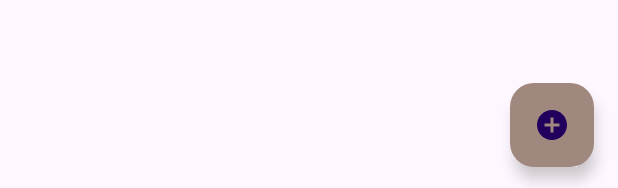
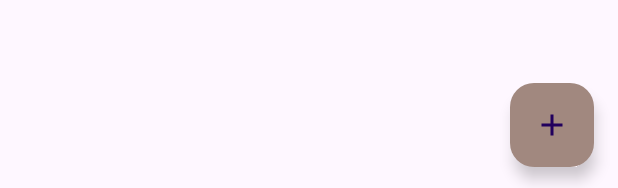
Before and after one commit to Konrad1322/Systemy-mobilne-8, an Android app: the layout activity_main.xml on its own in the app's theme, with its tools: preview values and no code run, on a phone screen of 412 x 824 dp. Shown: the part 1045-1233 px from the top of the screen. Run offline under Robolectric (Android 15) with nearby library versions, the phone set to English and light mode, and no system bars.

Commit message:
Systemy mobilne

```diff
--- a/app/src/main/res/drawable/ic_add_black_24dp.xml
+++ b/app/src/main/res/drawable/ic_add_black_24dp.xml
@@ -1,5 +1,10 @@
-<vector android:height="24dp" android:tint="#000000"
-    android:viewportHeight="24" android:viewportWidth="24"
-    android:width="24dp" xmlns:android="http://schemas.android.com/apk/res/android">
-    <path android:fillColor="@android:color/white" android:pathData="M12,2C6.48,2 2,6.48 2,12s4.48,10 10,10 10,-4.48 10,-10S17.52,2 12,2zM17,13h-4v4h-2v-4L7,13v-2h4L11,7h2v4h4v2z"/>
+<vector xmlns:android="http://schemas.android.com/apk/res/android"
+    android:width="24dp"
+    android:height="24dp"
+    android:viewportWidth="24"
+    android:viewportHeight="24"
+    android:tint="?attr/colorControlNormal">
+  <path
+      android:fillColor="@android:color/white"
+      android:pathData="M19,13h-6v6h-2v-6H5v-2h6V5h2v6h6v2z"/>
 </vector>
```
